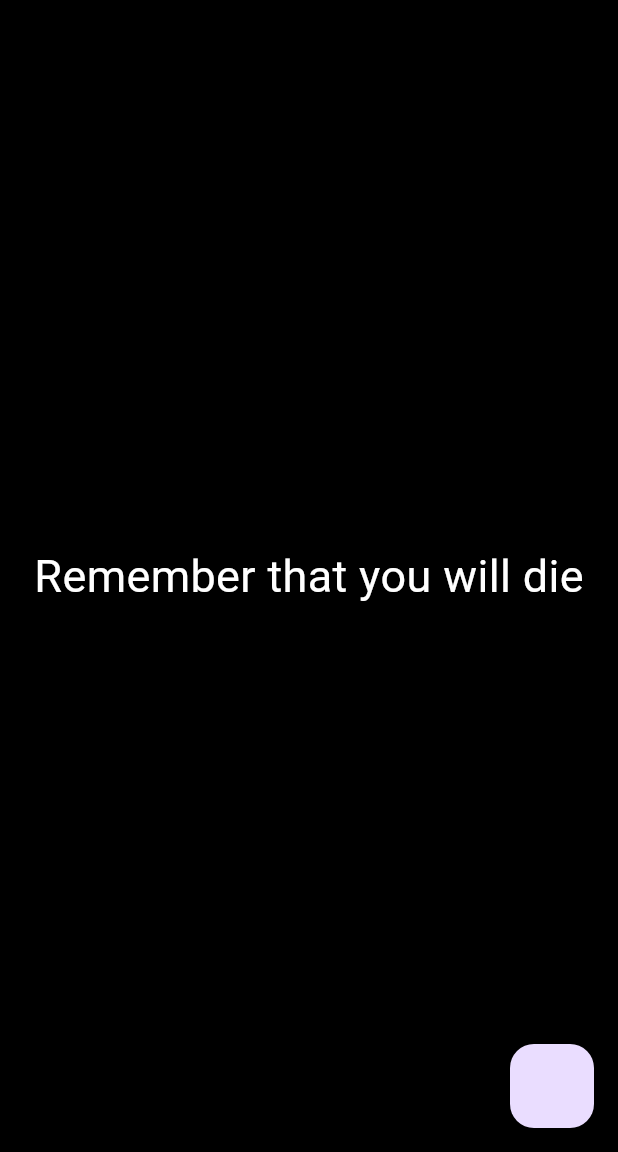
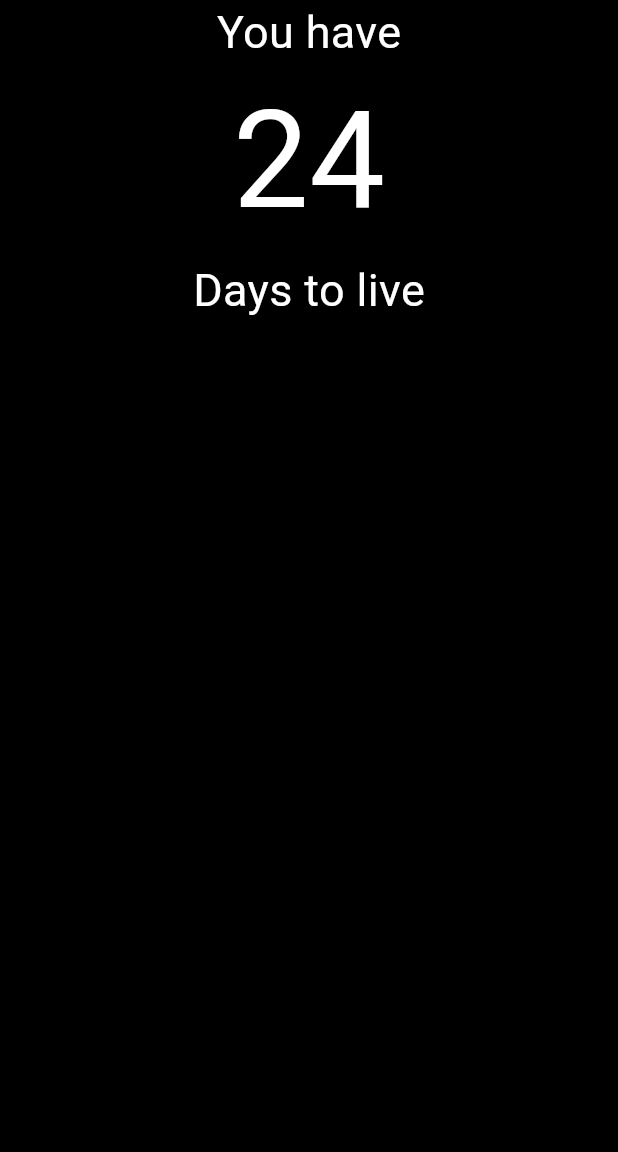
Before and after one commit to JJGOD-13/memento-mori, a Flutter app: the screen it shows after launch, on a phone screen of 412 x 824 dp, the part 84-1236 px from its top. Run offline on Flutter 3.47's test engine with Material 3 defaults, Android fonts, the phone set to English and light mode, and no system bars.

Commit message:
Added the base UI of the app

```diff
--- a/lib/main.dart
+++ b/lib/main.dart
@@ -18,17 +18,30 @@ class MainApp extends StatelessWidget {
         body: Container(
           color: Colors.black,
           child: const Center(
-            child: Text(
-              "Remember that you will die",
-              style: TextStyle(
-                color: Colors.white,
-                fontSize: 30,
-              ),
+            child: Column(
+              children: [
+                Text(
+                  "You have",
+                  style: TextStyle(
+                    color: Colors.white,
+                    fontSize: 30,
+                  ),
+                ),
+                Text(
+                  "24",
+                  style: TextStyle(color: Colors.white, fontSize: 90),
+                ),
+                Text(
+                  "Days to live",
+                  style: TextStyle(
+                    color: Colors.white,
+                    fontSize: 30,
+                  ),
+                ),
+              ],
             ),
           ),
         ),
-        floatingActionButton:
-            FloatingActionButton(focusColor: Colors.blue, onPressed: () => 0),
       ),
     );
   }
```
